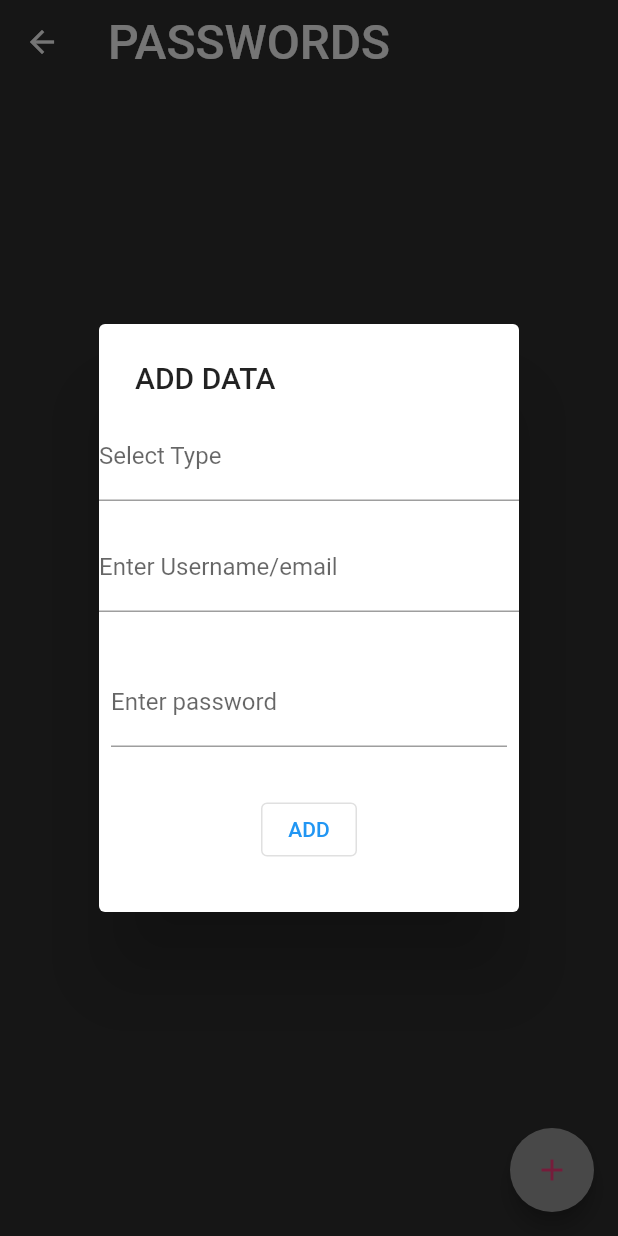
After one commit to chococandy63/notespwmanager, a Flutter app: the PasswordsPage screen opened directly, after a tap on the "add" icon, on a phone screen of 412 x 824 dp. The commit adds this screen. Run offline on Flutter 3.47's test engine with Material 2 defaults, Android fonts, the phone set to English and light mode, and no system bars; our stand-ins replace cloud_firestore, firebase_auth, firebase_core, fluttertoast, google_fonts, google_sign_in; missing offline and left inert: encrypt; accounts and stored records are empty; Roboto replaces fonts that are missing (Mansalva).

Commit message:
added pwd manager

```diff
--- /dev/null
+++ b/lib/controller/encrypter.dart
@@ -0,0 +1,4 @@
+import 'package:encrypt/encrypt.dart' as ENCRYPT;
+import 'package:flutter/material.dart';
+import 'package:flutter/services.dart';
+import 'package:fluttertoast/fluttertoast.dart';
--- a/lib/controller/googleauth.dart
+++ b/lib/controller/googleauth.dart
@@ -10,6 +10,7 @@ import '../pages/home.dart';
 GoogleSignIn googleSignIn = GoogleSignIn();
 FirebaseAuth auth = FirebaseAuth.instance;
 CollectionReference users = FirebaseFirestore.instance.collection('users');
+
 
 Future signInWithGoogle(BuildContext context) async {
   final GoogleSignInAccount? googleSignInAccount = await googleSignIn.signIn();
--- /dev/null
+++ b/lib/pages/passwordspage.dart
@@ -0,0 +1,96 @@
+//import 'dart:html';
+import 'dart:math';
+
+import 'package:cloud_firestore/cloud_firestore.dart';
+import 'package:firebase_auth/firebase_auth.dart';
+import 'package:flutter/material.dart';
+import 'package:google_fonts/google_fonts.dart';
+import 'package:intl/intl.dart';
+import 'package:notes/pages/addnote.dart';
+import 'package:notes/pages/home.dart';
+import 'package:notes/pages/viewnote.dart';
+
+class PasswordsPage extends StatefulWidget {
+  const PasswordsPage({super.key});
+
+  @override
+  State<PasswordsPage> createState() => _PasswordsPageState();
+}
+
+class _PasswordsPageState extends State<PasswordsPage> {
+  void addPassword() {
+    showDialog(
+      context: context,
+      builder: (context) => Theme(
+        data: ThemeData(),
+        child: SimpleDialog(title: const Text("ADD DATA"), children: <Widget>[
+          Form(
+              child: Column(
+            mainAxisSize: MainAxisSize.min,
+            children: <Widget>[
+              TextFormField(
+                decoration: const InputDecoration(
+                  labelText: "Select Type",
+
+
+                ),
+
+              ),
+              Padding(
+                padding: const EdgeInsets.symmetric(vertical: 15.0),
+                child: TextFormField(
+                  decoration: const InputDecoration(
+                  labelText: "Enter Username/email",
+
+
+                ),
+
+                ),
+              ),
+              Padding(
+            padding: const EdgeInsets.symmetric(horizontal: 8, vertical: 16),
+            child: TextFormField(
+              decoration: const InputDecoration(
+                border: UnderlineInputBorder(),
+                labelText: 'Enter password',
+              ),
+            ),
+          ),
+
+              Padding(
+                padding: const EdgeInsets.symmetric(vertical: 15.0),
+                child: OutlinedButton(onPressed: () {}, child: Text("ADD")),
+              ),
+            ],
+          ))
+        ]),
+      ),
+    );
+  }
+
+  @override
+  Widget build(BuildContext context) {
+    return Scaffold(
+      floatingActionButton: FloatingActionButton(
+        backgroundColor: Colors.grey,
+        onPressed: () {
+          addPassword();
+        },
+        child: const Icon(
+          Icons.add,
+          color: Colors.pinkAccent,
+        ),
+      ),
+      appBar: AppBar(
+        title: Text(
+          'PASSWORDS',
+          style: GoogleFonts.mansalva(
+            fontSize: 32,
+          ),
+        ),
+        elevation: 0.0,
+        backgroundColor: const Color.fromARGB(5, 5, 5, 5),
+      ),
+    );
+  }
+}
```
Also changed, not shown: lib/pages/addnote.dart (+10 -8 lines), lib/pages/home.dart (+33 -2 lines), lib/pages/login.dart (+4 -6 lines), lib/pages/notepage.dart (+111 -11 lines), lib/pages/viewnote.dart (+169 -0 lines).
